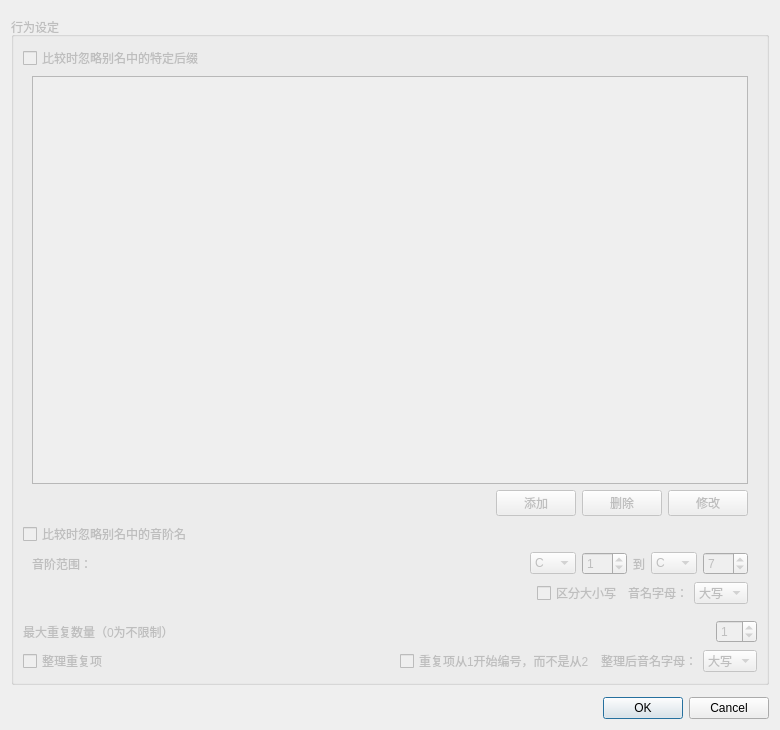
Old version of the form src/removeduplicatedialog.ui in the repository shine5402/KiraOtoToolbox.
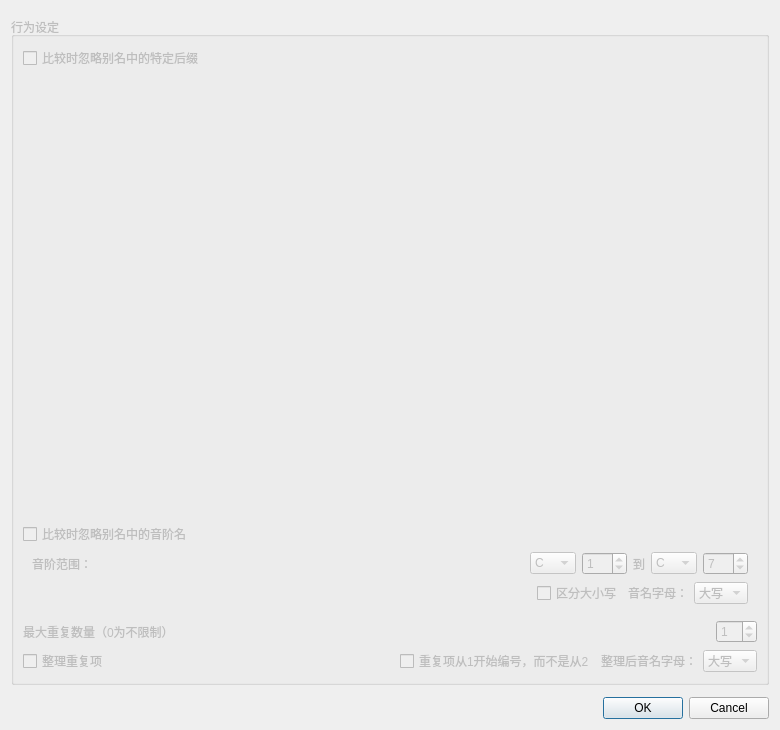
New version of the form. Custom widgets are drawn as their Qt base class.

Commit message: 使用StringListModifyWidget代替之前的Suffix编辑器

Diff of the .ui file:
```diff
--- a/src/removeduplicatedialog.ui
+++ b/src/removeduplicatedialog.ui
@@ -34,60 +34,27 @@
        </widget>
       </item>
       <item>
-       <widget class="QWidget" name="widget_2" native="true">
-        <property name="enabled">
-         <bool>false</bool>
+       <layout class="QVBoxLayout" name="verticalLayout_2">
+        <property name="leftMargin">
+         <number>11</number>
         </property>
-        <layout class="QVBoxLayout" name="verticalLayout_2">
-         <property name="topMargin">
-          <number>0</number>
-         </property>
-         <property name="bottomMargin">
-          <number>0</number>
-         </property>
-         <item>
-          <widget class="QListWidget" name="suffixListWidget"/>
-         </item>
-         <item>
-          <layout class="QHBoxLayout" name="horizontalLayout_6">
-           <item>
-            <spacer name="horizontalSpacer_3">
-             <property name="orientation">
-              <enum>Qt::Horizontal</enum>
-             </property>
-             <property name="sizeHint" stdset="0">
-              <size>
-               <width>40</width>
-               <height>20</height>
-              </size>
-             </property>
-            </spacer>
-           </item>
-           <item>
-            <widget class="QPushButton" name="addSuffixButton">
-             <property name="text">
-              <string>添加</string>
-             </property>
-            </widget>
-           </item>
-           <item>
-            <widget class="QPushButton" name="deleteSuffixButton">
-             <property name="text">
-              <string>删除</string>
-             </property>
-            </widget>
-           </item>
-           <item>
-            <widget class="QPushButton" name="modifySuffixButton">
-             <property name="text">
-              <string>修改</string>
-             </property>
-            </widget>
-           </item>
-          </layout>
-         </item>
-        </layout>
-       </widget>
+        <property name="rightMargin">
+         <number>11</number>
+        </property>
+        <item>
+         <widget class="StringListModifyWidget" name="suffixListWidget" native="true">
+          <property name="enabled">
+           <bool>false</bool>
+          </property>
+          <property name="sizePolicy">
+           <sizepolicy hsizetype="Preferred" vsizetype="Expanding">
+            <horstretch>0</horstretch>
+            <verstretch>0</verstretch>
+           </sizepolicy>
+          </property>
+         </widget>
+        </item>
+       </layout>
       </item>
       <item>
        <widget class="QCheckBox" name="ignorePitchSuffixCheckBox">
@@ -492,6 +459,12 @@
    <header>widgets/otofilesavewidget.h</header>
    <container>1</container>
   </customwidget>
+  <customwidget>
+   <class>StringListModifyWidget</class>
+   <extends>QWidget</extends>
+   <header>widgets/stringlistmodifywidget.h</header>
+   <container>1</container>
+  </customwidget>
  </customwidgets>
  <resources/>
  <connections>
```
Left out of the diff: 68 changed lines with no effect on the pictures. The commit also changes 5 other files.
